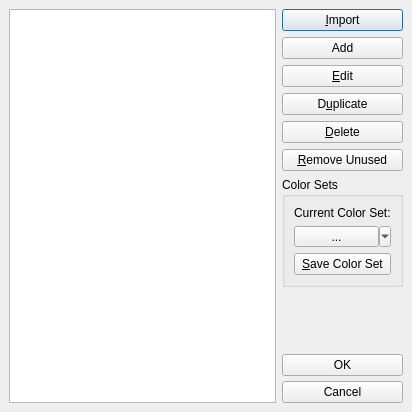
Above: scribus/ui/colorsandfillsbase.ui from scribusproject/scribus before the change. Below: the same form after it.
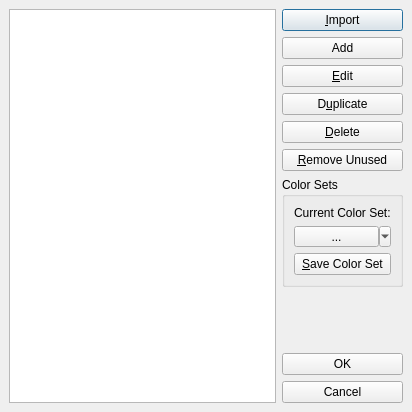
That is the form after the change. Custom widgets are drawn as their Qt base class.

Commit message: #16486: Unify margins and spacing for dialogs, set 12 <bubu>

The edit to the form file:
```diff
--- a/scribus/ui/colorsandfillsbase.ui
+++ b/scribus/ui/colorsandfillsbase.ui
@@ -172,9 +172,6 @@
      </item>
      <item>
       <layout class="QVBoxLayout" name="verticalLayout_4">
-       <property name="spacing">
-        <number>5</number>
-       </property>
        <item>
         <widget class="QPushButton" name="okButton">
          <property name="toolTip">
```
The commit also changes 6 other files.
